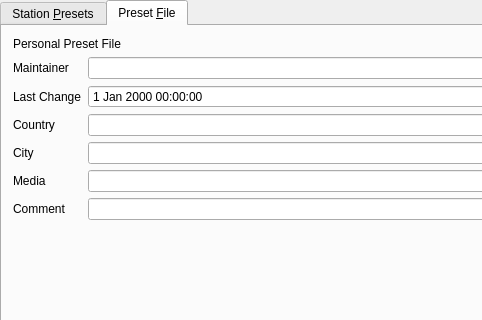
Old version of the form plugins/radio/radio-configuration-ui.ui in the repository pbek/kradio; both pictures show x 0 to 482 and y 0 to 320 of the 675 by 528 pixel window.
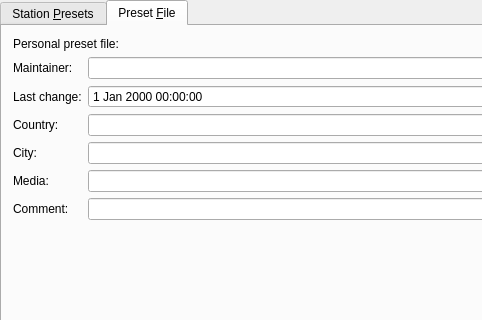
New version of the form. The open tabs and pages were chosen to show the change. Custom widgets are drawn as their Qt base class.

The edit to the form file:
```diff
--- a/plugins/radio/radio-configuration-ui.ui
+++ b/plugins/radio/radio-configuration-ui.ui
@@ -399,7 +399,7 @@
        <item row="0" column="0">
         <widget class="QLabel" name="editLabelPresetFile">
          <property name="text">
-          <string>Personal Preset File</string>
+          <string>Personal preset file:</string>
          </property>
          <property name="wordWrap">
           <bool>false</bool>
@@ -414,7 +414,7 @@
          <item row="3" column="0">
           <widget class="QLabel" name="labelCity">
            <property name="text">
-            <string>City</string>
+            <string>City:</string>
            </property>
            <property name="wordWrap">
             <bool>false</bool>
@@ -427,7 +427,7 @@
          <item row="2" column="0">
           <widget class="QLabel" name="labelCountry">
            <property name="text">
-            <string>Country</string>
+            <string>Country:</string>
            </property>
            <property name="wordWrap">
             <bool>false</bool>
@@ -467,7 +467,7 @@
          <item row="5" column="0">
           <widget class="QLabel" name="labelComment">
            <property name="text">
-            <string>Comment</string>
+            <string>Comment:</string>
            </property>
            <property name="wordWrap">
             <bool>false</bool>
@@ -480,7 +480,7 @@
          <item row="4" column="0">
           <widget class="QLabel" name="labelMedia">
            <property name="text">
-            <string>Media</string>
+            <string>Media:</string>
            </property>
            <property name="wordWrap">
             <bool>false</bool>
@@ -490,7 +490,7 @@
          <item row="0" column="0">
           <widget class="QLabel" name="labelMaintainer">
            <property name="text">
-            <string>Maintainer</string>
+            <string>Maintainer:</string>
            </property>
            <property name="wordWrap">
             <bool>false</bool>
@@ -503,7 +503,7 @@
          <item row="1" column="0">
           <widget class="QLabel" name="labelLastChange">
            <property name="text">
-            <string>Last Change</string>
+            <string>Last change:</string>
            </property>
            <property name="wordWrap">
             <bool>false</bool>
```
Left out of the diff: 30 changed lines with no effect on the pictures.
